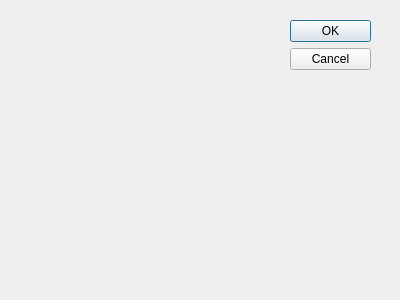
Qt form BlackJack/InterfaceGrafica/bemvindo.ui (gianricardo/prog3) before a commit.
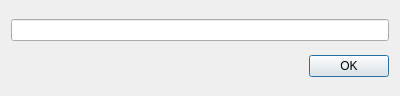
The same form after that commit.

Diff of the .ui file:
```diff
--- a/BlackJack/InterfaceGrafica/bemvindo.ui
+++ b/BlackJack/InterfaceGrafica/bemvindo.ui
@@ -9,28 +9,31 @@
     <x>0</x>
     <y>0</y>
     <width>400</width>
-    <height>300</height>
+    <height>96</height>
    </rect>
   </property>
   <property name="windowTitle">
    <string>Dialog</string>
   </property>
-  <widget name="buttonBox" class="QDialogButtonBox">
-   <property name="geometry">
-    <rect>
-     <x>290</x>
-     <y>20</y>
-     <width>81</width>
-     <height>241</height>
-    </rect>
-   </property>
-   <property name="orientation">
-    <enum>Qt::Vertical</enum>
-   </property>
-   <property name="standardButtons">
-    <set>QDialogButtonBox::Cancel|QDialogButtonBox::Ok</set>
-   </property>
-  </widget>
+  <layout class="QVBoxLayout" name="verticalLayout">
+   <item>
+    <widget class="QLineEdit" name="lineEdit">
+     <property name="text">
+      <string/>
+     </property>
+    </widget>
+   </item>
+   <item>
+    <widget class="QDialogButtonBox" name="Obrigado">
+     <property name="orientation">
+      <enum>Qt::Horizontal</enum>
+     </property>
+     <property name="standardButtons">
+      <set>QDialogButtonBox::Ok</set>
+     </property>
+    </widget>
+   </item>
+  </layout>
  </widget>
  <pixmapfunction/>
  <resources/>
```
Left out of the diff: 25 changed lines with no effect on the pictures.
